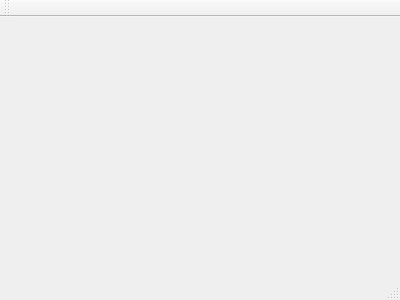
The window that src/mainwindow.ui (Xuzhiqian/DigitalWorld) describes before a commit, drawn with Qt 5.
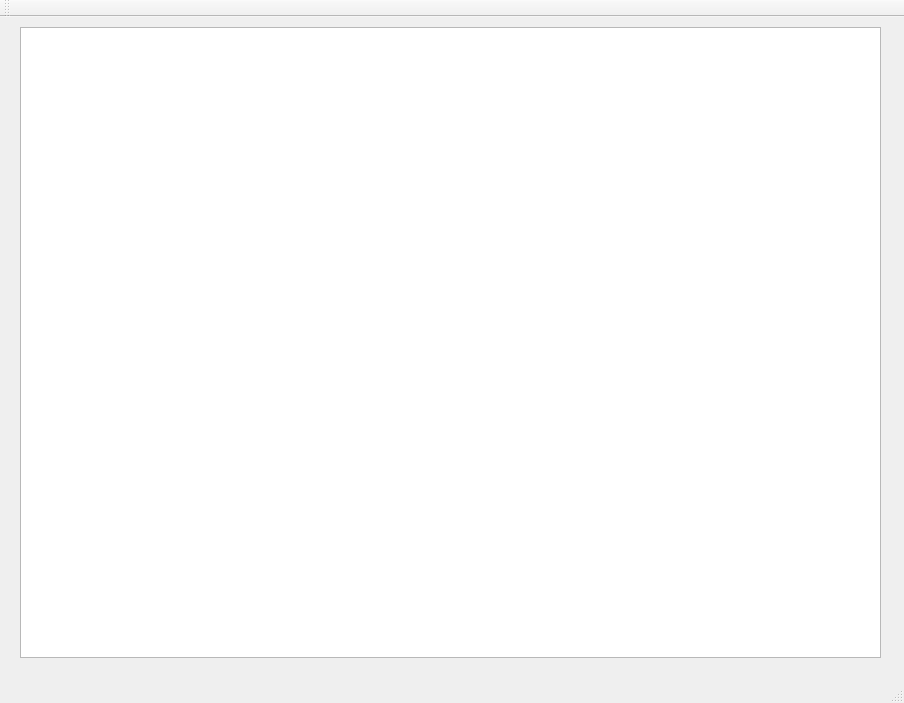
The same window after the commit.

Diff of the .ui file:
```diff
--- a/src/mainwindow.ui
+++ b/src/mainwindow.ui
@@ -1,24 +1,50 @@
 <ui version="4.0">
  <class>MainWindow</class>
- <widget class="QMainWindow" name="MainWindow" >
-  <property name="geometry" >
+ <widget class="QMainWindow" name="MainWindow">
+  <property name="geometry">
    <rect>
     <x>0</x>
     <y>0</y>
-    <width>400</width>
-    <height>300</height>
+    <width>904</width>
+    <height>703</height>
    </rect>
   </property>
   <property name="windowTitle" >
    <string>MainWindow</string>
   </property>
-  <widget class="QMenuBar" name="menuBar" />
-  <widget class="QToolBar" name="mainToolBar" />
-  <widget class="QWidget" name="centralWidget" />
-  <widget class="QStatusBar" name="statusBar" />
+  <widget class="QWidget" name="centralWidget">
+   <widget class="QGraphicsView" name="graphicsView">
+    <property name="geometry">
+     <rect>
+      <x>20</x>
+      <y>10</y>
+      <width>861</width>
+      <height>631</height>
+     </rect>
+    </property>
+   </widget>
+  </widget>
+  <widget class="QMenuBar" name="menuBar">
+   <property name="geometry">
+    <rect>
+     <x>0</x>
+     <y>0</y>
+     <width>904</width>
+     <height>31</height>
+    </rect>
+   </property>
+  </widget>
+  <widget class="QToolBar" name="mainToolBar">
+   <attribute name="toolBarArea">
+    <enum>TopToolBarArea</enum>
+   </attribute>
+   <attribute name="toolBarBreak">
+    <bool>false</bool>
+   </attribute>
+  </widget>
+  <widget class="QStatusBar" name="statusBar"/>
  </widget>
- <layoutDefault spacing="6" margin="11" />
- <pixmapfunction></pixmapfunction>
+ <layoutdefault spacing="6" margin="11"/>
  <resources/>
  <connections/>
 </ui>
```
Left out of the diff: 3 changed lines with no effect on the pictures.
